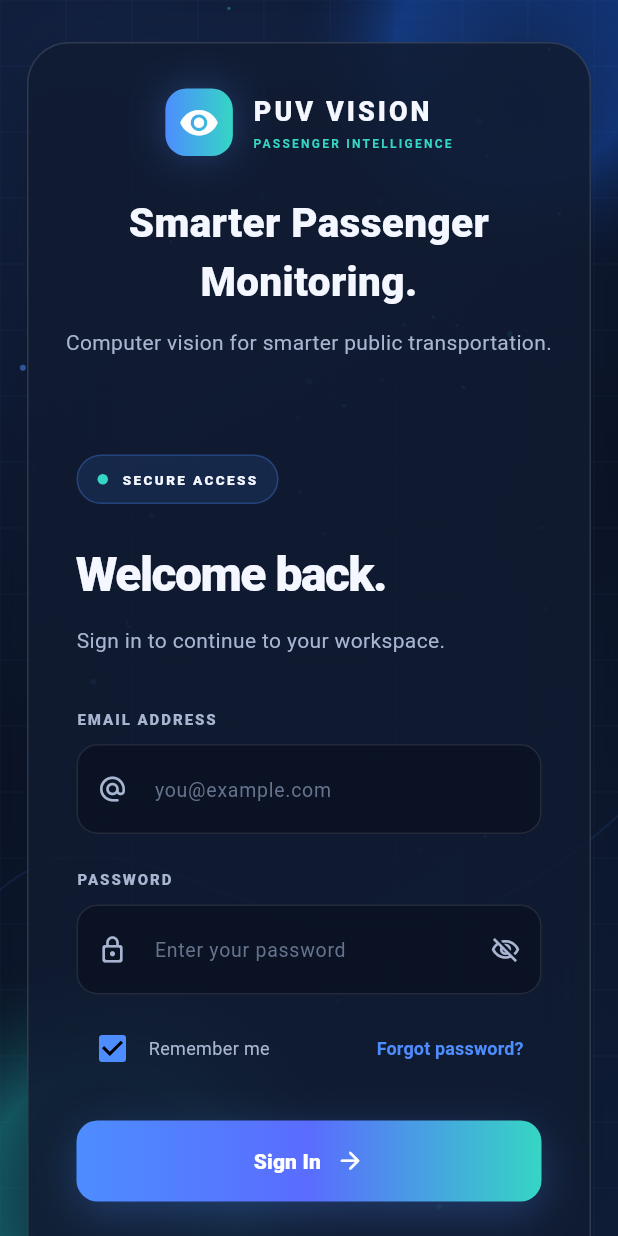
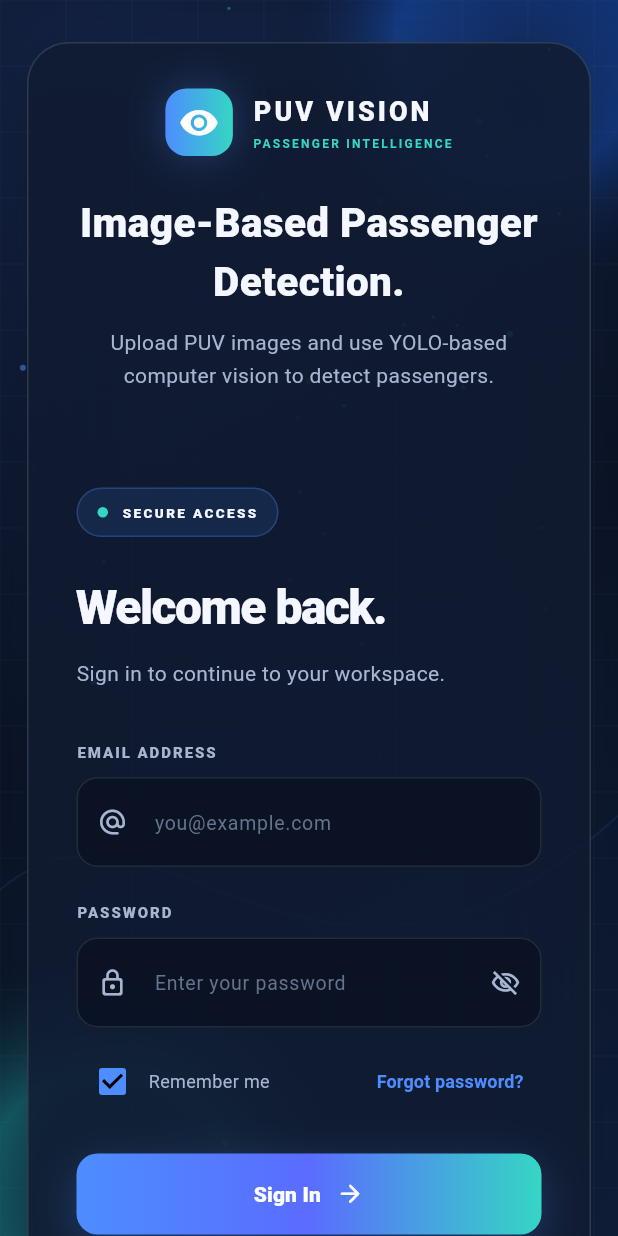
Before and after one commit to shangerlor-dev/lor_project, a Flutter app: the screen it shows after launch, on a phone screen of 412 x 824 dp. Run offline on Flutter 3.47's test engine with Material 3 defaults, Android fonts, the phone set to English and light mode, and no system bars; our stand-ins replace image_picker.

Commit message:
Update login screen UI

```diff
--- a/lib/screens/login_screen.dart
+++ b/lib/screens/login_screen.dart
@@ -38,8 +38,6 @@ class _LoginScreenState extends State<LoginScreen> {
 
     Future.delayed(const Duration(milliseconds: 500), () {
       if (!mounted) return;
-
-      // The /dashboard route must exist in main.dart.
       Navigator.pushReplacementNamed(context, '/dashboard');
     });
   }
@@ -135,10 +133,10 @@ class _LoginScreenState extends State<LoginScreen> {
         children: [
           _logo(),
           const SizedBox(height: 64),
-          _eyebrow('SMART MOBILITY INTELLIGENCE'),
+          _eyebrow('IMAGE-BASED AI DETECTION'),
           const SizedBox(height: 20),
           const Text(
-            'Smarter\nPassenger\nMonitoring.',
+            'Smarter\nPassenger\nDetection.',
             style: TextStyle(
               color: _white,
               fontSize: 43,
@@ -149,8 +147,8 @@ class _LoginScreenState extends State<LoginScreen> {
           ),
           const SizedBox(height: 20),
           const Text(
-            'A clearer view of passenger movement through '
-            'computer vision and intelligent counting.',
+            'Detect and count passengers from uploaded PUV '
+            'images using computer vision and YOLO.',
             style: TextStyle(
               color: _muted,
               fontSize: 15,
@@ -189,7 +187,7 @@ class _LoginScreenState extends State<LoginScreen> {
           _logo(),
           const SizedBox(height: 25),
           const Text(
-            'Smarter Passenger Monitoring.',
+            'Image-Based Passenger Detection.',
             textAlign: TextAlign.center,
             style: TextStyle(
               color: _white,
@@ -199,7 +197,8 @@ class _LoginScreenState extends State<LoginScreen> {
           ),
           const SizedBox(height: 10),
           const Text(
-            'Computer vision for smarter public transportation.',
+            'Upload PUV images and use YOLO-based computer '
+            'vision to detect passengers.',
             textAlign: TextAlign.center,
             style: TextStyle(color: _muted, height: 1.6),
           ),
@@ -316,14 +315,14 @@ class _LoginScreenState extends State<LoginScreen> {
           Row(
             children: [
               const Icon(
-                Icons.radar_rounded,
+                Icons.image_search_rounded,
                 color: _teal,
                 size: 18,
               ),
               const SizedBox(width: 8),
               const Expanded(
                 child: Text(
-                  'VISION DETECTION SYSTEM',
+                  'IMAGE DETECTION SYSTEM',
                   style: TextStyle(
                     color: _muted,
                     fontSize: 9,
@@ -332,17 +331,14 @@ class _LoginScreenState extends State<LoginScreen> {
                   ),
                 ),
               ),
-              Container(
-                width: 7,
-                height: 7,
-                decoration: const BoxDecoration(
-                  color: _teal,
-                  shape: BoxShape.circle,
-                ),
+              const Icon(
+                Icons.check_circle_outline_rounded,
+                color: _teal,
+                size: 14,
               ),
               const SizedBox(width: 5),
               const Text(
-                'READY',
+                'YOLO',
                 style: TextStyle(
                   color: _teal,
                   fontSize: 9,
@@ -373,7 +369,7 @@ class _LoginScreenState extends State<LoginScreen> {
                   crossAxisAlignment: CrossAxisAlignment.start,
                   children: [
                     Text(
-                      'PASSENGER TRACKING',
+                      'PASSENGER DETECTION',
                       style: TextStyle(
                         color: _muted,
                         fontSize: 9,
@@ -382,11 +378,12 @@ class _LoginScreenState extends State<LoginScreen> {
                     ),
                     SizedBox(height: 8),
                     Text(
-                      'Computer vision enabled',
+                      'Analyze uploaded PUV images',
                       style: TextStyle(
                         color: _white,
-                        fontSize: 13,
+                        fontSize: 12,
                         fontWeight: FontWeight.w700,
+                        height: 1.5,
                       ),
                     ),
                   ],
@@ -400,14 +397,14 @@ class _LoginScreenState extends State<LoginScreen> {
               Expanded(
                 child: _MiniStat(
                   value: 'YOLO',
-                  label: 'DETECTION',
+                  label: 'AI DETECTION',
                 ),
               ),
               SizedBox(width: 10),
               Expanded(
                 child: _MiniStat(
-                  value: 'LIVE',
-                  label: 'MONITORING',
+                  value: 'IMAGE',
+                  label: 'INPUT TYPE',
                 ),
               ),
             ],
```
